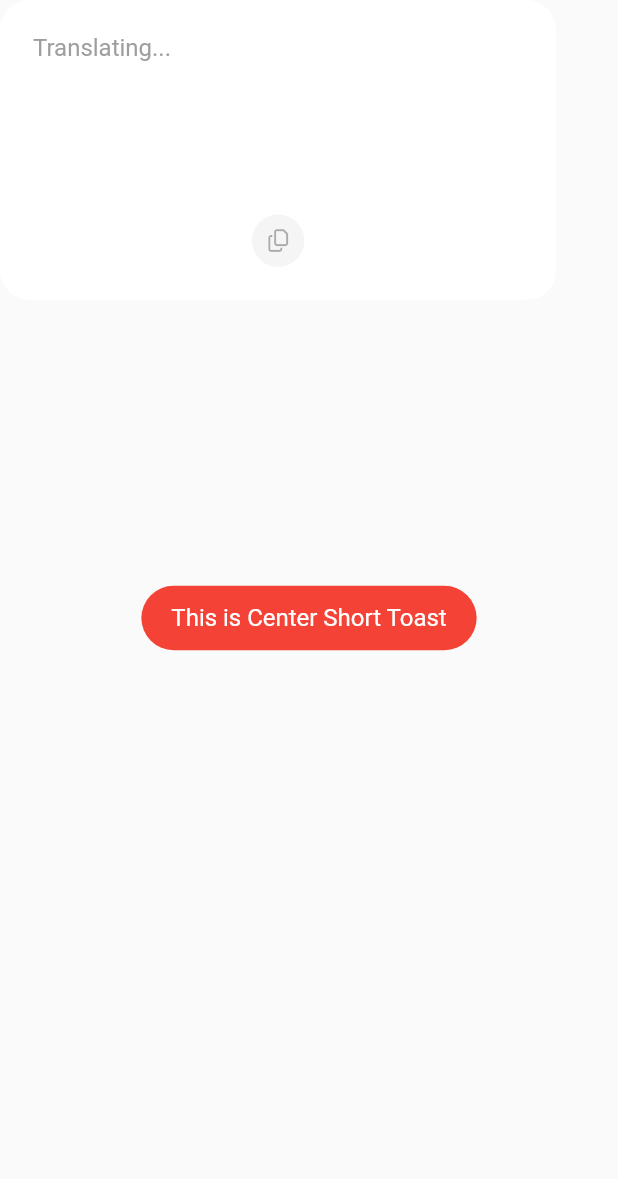
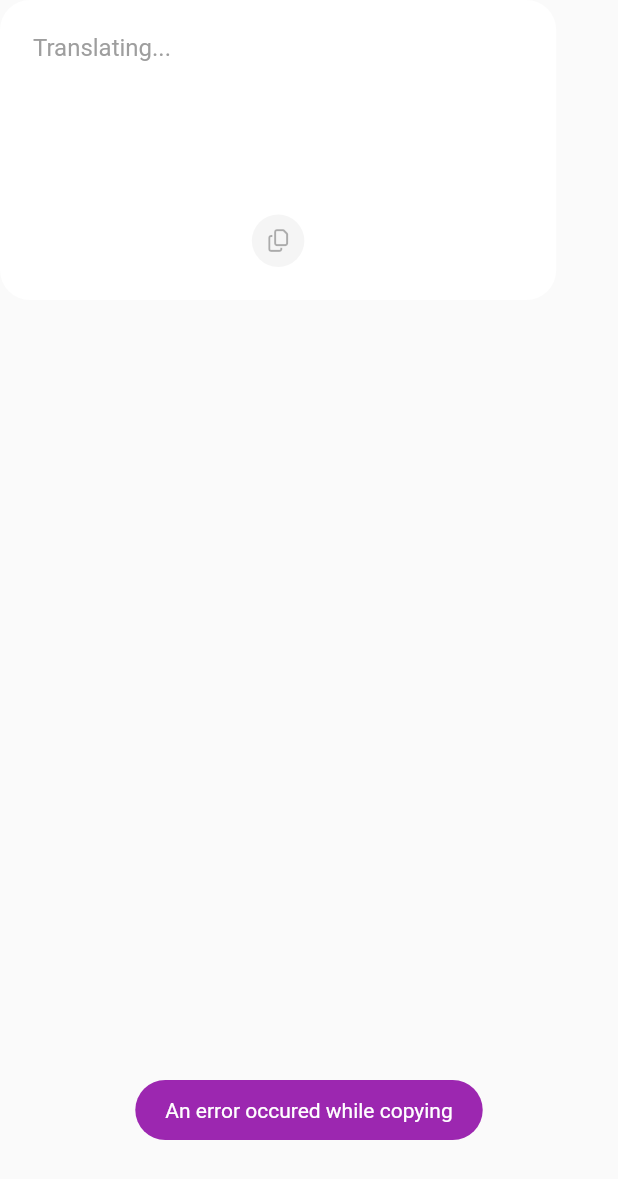
Before and after one commit to maykhid/word_translator, a Flutter app: the SearchResultContainer widget shown alone on an empty page, opened directly, after a tap on an icon or button, on a phone screen of 412 x 824 dp. Shown: the top 1179 px of the screen. Run offline on Flutter 3.47's test engine with Material 2 defaults, Android fonts, the phone set to English and light mode, and no system bars; our stand-ins replace bloc, dartz, data_connection_checker, equatable, flutter_bloc, flutter_svg and 3 more; missing offline and left inert: clipboard, textfield_search.

Commit message:
refactored display notifiers, fixed imports

```diff
--- a/lib/features/translator_app/data/models/languages_model.dart
+++ b/lib/features/translator_app/data/models/languages_model.dart
@@ -1,6 +1,6 @@
 import 'dart:convert';
 
-import 'package:word_translator/features/translator_app/domain/entities/languages.dart';
+import '../../domain/entities/languages.dart';
 
 List<Languages> languagesFromJson(String str) => List<Languages>.from(json.decode(str).map((x) => LanguagesModel.fromJson(x)));
 
--- a/lib/features/translator_app/presentation/bloc/translator_bloc/translator_bloc.dart
+++ b/lib/features/translator_app/presentation/bloc/translator_bloc/translator_bloc.dart
@@ -1,7 +1,7 @@
 import 'package:bloc/bloc.dart';
 import 'package:equatable/equatable.dart';
 import 'package:flutter/material.dart';
-import 'package:word_translator/features/translator_app/domain/entities/translator.dart';
+import '../../../domain/entities/translator.dart';
 
 import '../../../domain/usecases/get_translated_text.dart';
 
--- /dev/null
+++ b/lib/features/translator_app/presentation/notifiers/notifiers.dart
@@ -0,0 +1,25 @@
+import 'package:flutter/material.dart'
+    show Colors, Text, ScaffoldMessenger, SnackBar, BuildContext;
+import 'package:fluttertoast/fluttertoast.dart';
+
+class Notifiers {
+  static void showSnackbar(
+      {required BuildContext context, required String text}) {
+    ScaffoldMessenger.of(context).showSnackBar(
+      SnackBar(
+        content: Text(text),
+        duration: const Duration(seconds: 2),
+        backgroundColor: Colors.purple,
+      ),
+    );
+  }
+
+  static void showToast(String text, [Toast? toastLength]) {
+    Fluttertoast.showToast(
+      msg: text,
+      toastLength: toastLength,
+      textColor: Colors.white,
+      backgroundColor: Colors.purple,
+    );
+  }
+}
--- a/lib/features/translator_app/presentation/widgets/search_result_container.dart
+++ b/lib/features/translator_app/presentation/widgets/search_result_container.dart
@@ -2,8 +2,9 @@ import 'package:flutter/material.dart';
 import 'package:flutter_bloc/flutter_bloc.dart';
 import 'package:fluttertoast/fluttertoast.dart';
 import 'package:font_awesome_flutter/font_awesome_flutter.dart';
-import 'package:word_translator/core/util/clipboard_util.dart';
-import 'package:word_translator/features/translator_app/presentation/bloc/translator_bloc/translator_bloc.dart';
+import '../../../../core/util/clipboard_util.dart';
+import '../bloc/translator_bloc/translator_bloc.dart';
+import '../notifiers/notifiers.dart';
 
 class SearchResultContainer extends StatelessWidget {
   final Widget prefferedWidget;
@@ -58,14 +59,7 @@ class SearchResultContainer extends StatelessWidget {
                   }
                   // Todo: refactor this snackbar code
                   else {
-                    Fluttertoast.showToast(
-                        msg: "This is Center Short Toast",
-                        toastLength: Toast.LENGTH_SHORT,
-                        gravity: ToastGravity.CENTER,
-                        timeInSecForIosWeb: 1,
-                        backgroundColor: Colors.red,
-                        textColor: Colors.white,
-                        fontSize: 16.0);
+                    Notifiers.showToast('An error occured while copying');
                   }
                 },
                 icon: FaIcon(
--- a/lib/main.dart
+++ b/lib/main.dart
@@ -1,8 +1,8 @@
 import 'package:flutter/material.dart';
 import 'package:flutter_bloc/flutter_bloc.dart';
 import 'package:get_it/get_it.dart';
+
 import 'dependency_injector.dart' as di;
-
 import 'features/translator_app/presentation/bloc/from_to_bloc/from_to_bloc.dart';
 import 'features/translator_app/presentation/bloc/translator_bloc/translator_bloc.dart';
 import 'features/translator_app/presentation/pages/translator_page.dart';
```
Also changed, not shown: lib/dependency_injector.dart (+5 -5 lines), lib/features/translator_app/presentation/widgets/search_container.dart (+11 -9 lines).
